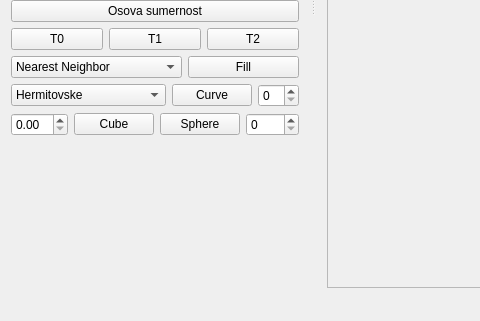
First picture: the form in ImageViewer.ui, repository mavik3/pg, before the edit; both pictures show x 0 to 480 and y 325 to 646 of the 818 by 646 pixel window.
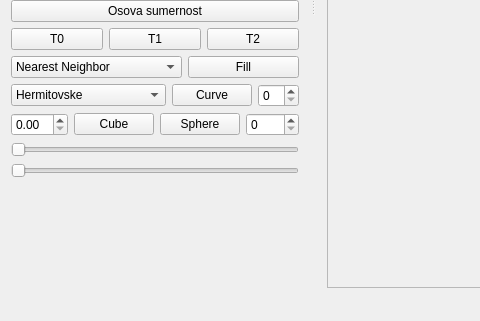
Second picture: the form after the edit.

Commit message: Implement coordinate transformation using local basis (n, u, v)

```diff
--- a/ImageViewer.ui
+++ b/ImageViewer.ui
@@ -344,6 +344,23 @@
        </item>
       </layout>
      </item>
+     <item>
+      <layout class="QHBoxLayout" name="horizontalLayout_9"/>
+     </item>
+     <item>
+      <widget class="QSlider" name="Slider_Phi">
+       <property name="orientation">
+        <enum>Qt::Orientation::Horizontal</enum>
+       </property>
+      </widget>
+     </item>
+     <item>
+      <widget class="QSlider" name="Slider_Thetta">
+       <property name="orientation">
+        <enum>Qt::Orientation::Horizontal</enum>
+       </property>
+      </widget>
+     </item>
      <item>
       <spacer name="verticalSpacer">
        <property name="orientation">
```
